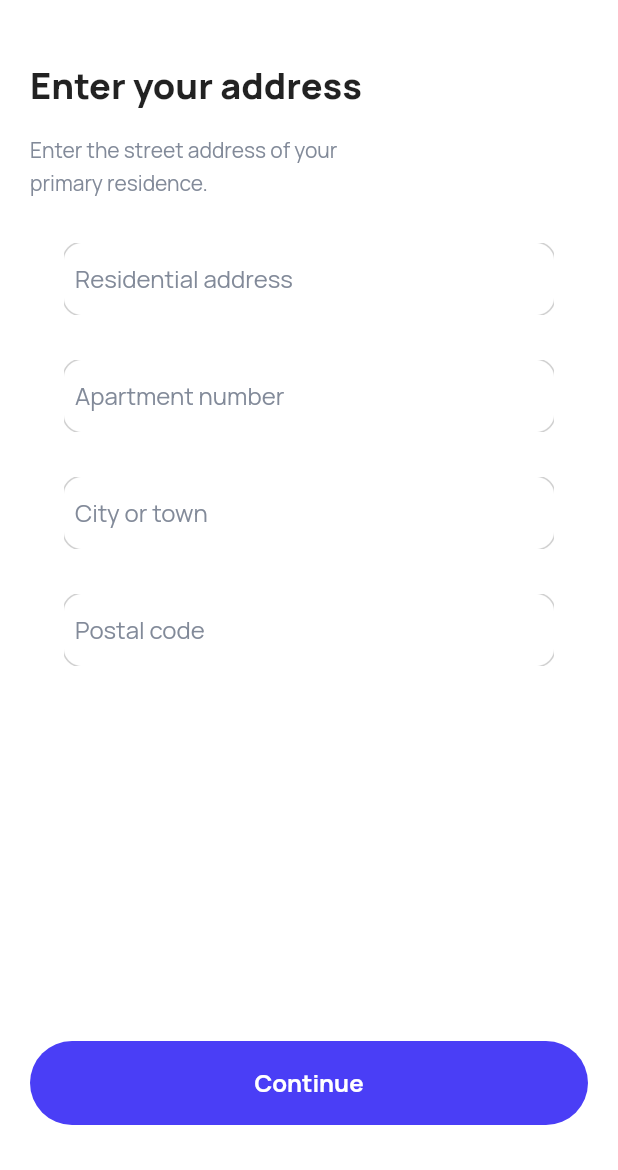
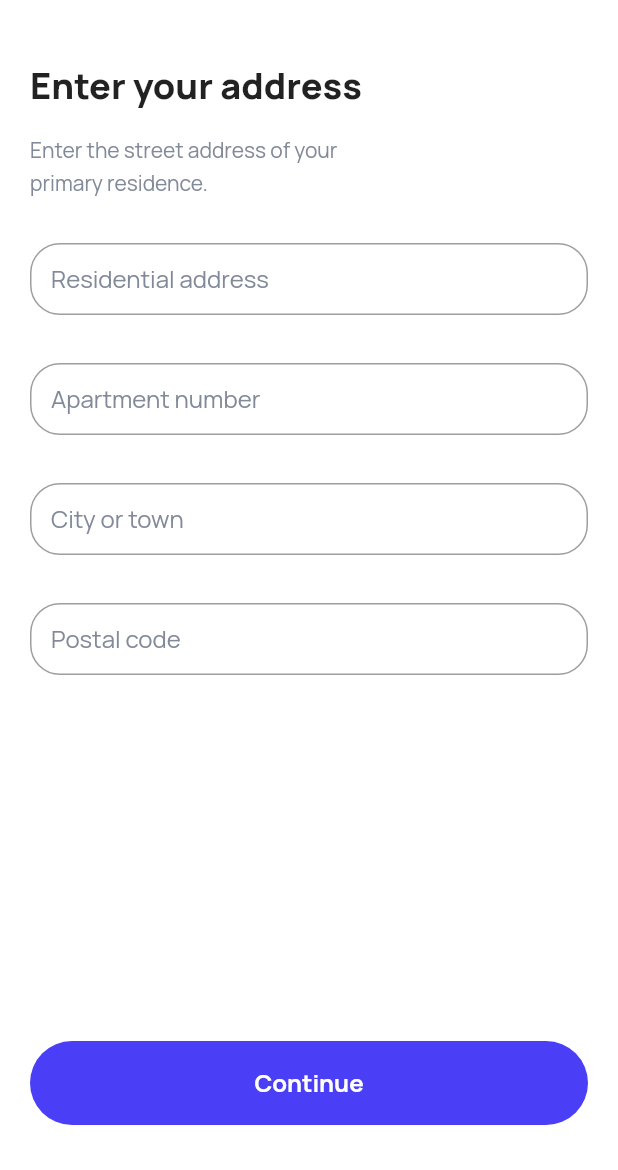
Before and after one commit to Ittouchlimited/iWealth_ui_Fluttermaster01, a Flutter app: the AddressScreen screen opened directly, on a phone screen of 412 x 824 dp, the part 66-1236 px from its top. Run offline on Flutter 3.47's test engine with Material 2 defaults, Android fonts, the phone set to English and light mode, and no system bars; our stand-ins replace flutter_svg, get, google_fonts; missing offline and left inert: country_pickers.

Commit message:
ios textfieald change

```diff
--- a/lib/widget/custom_textfiled.dart
+++ b/lib/widget/custom_textfiled.dart
@@ -26,20 +26,17 @@ class CustomTextField extends StatelessWidget {
   @override
   Widget build(BuildContext context) {
     return Container(
-      height: 48,
-      width: Get.width,
-      decoration: BoxDecoration(
-        color: Theme.of(context).appBarTheme.backgroundColor,
-        image: DecorationImage(
-          image: AssetImage(
-            AppTheme.isLightTheme == true
-                ? DefaultImages.borderBG
-                : DefaultImages.darkInput,
-          ),
-        ),
-      ),
-      child: Padding(
-        padding: const EdgeInsets.only(left: 16, right: 16),
+      height: 50,
+      // decoration: BoxDecoration(
+      //   color: Theme.of(context).appBarTheme.backgroundColor,
+      //   image: DecorationImage(
+      //     image: AssetImage(
+      //       AppTheme.isLightTheme == true
+      //           ? DefaultImages.borderBG
+      //           : DefaultImages.darkInput,
+      //     ),
+      //   ),
+      // ),
       child: TextFormField(
         keyboardType: inputType,
         obscureText: isObsecure,
@@ -50,7 +47,8 @@ class CustomTextField extends StatelessWidget {
             ),
         decoration: InputDecoration(
           contentPadding: const EdgeInsets.only(top: 13, left: 14, right: 14),
-            border: InputBorder.none,
+          // border: InputBorder.none,
+          border: OutlineInputBorder(borderRadius: BorderRadius.circular(20)),
           suffixIcon: sufix ?? const SizedBox(),
           prefixIcon: prefix ?? null,
           hintText: hintText,
@@ -61,7 +59,6 @@ class CustomTextField extends StatelessWidget {
               ),
         ),
       ),
-      ),
     );
   }
 }
```
Also changed, not shown: 10 other files. Lines whose indentation alone changed are shown as unchanged.
